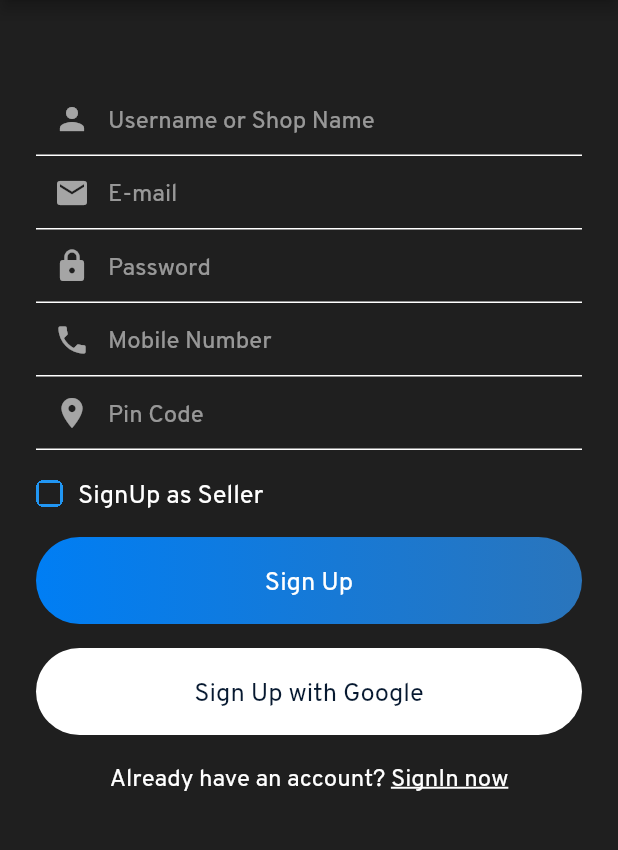
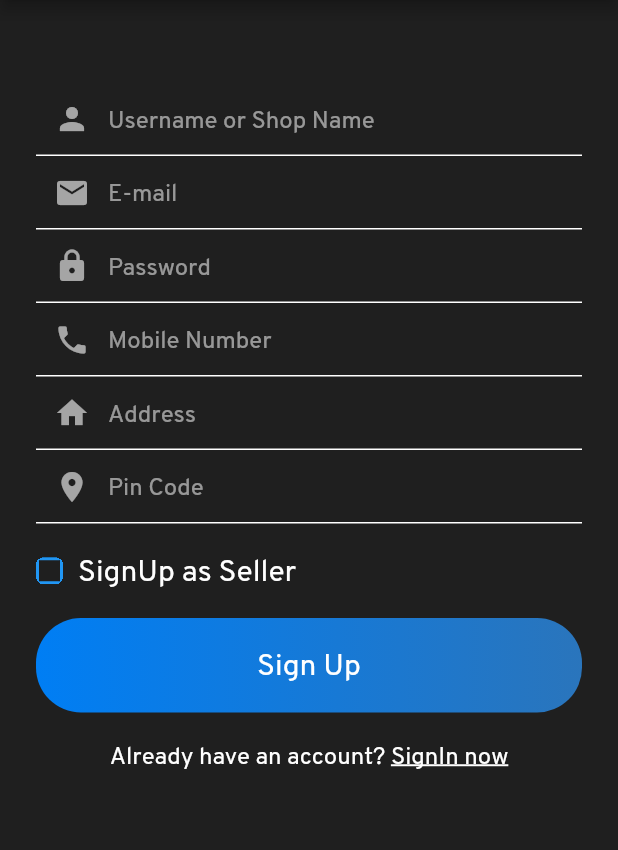
Before and after one commit to jatin527/E-Groceries, a Flutter app: the screen it shows after launch, after a tap on "Sign In", after a tap on "Register now", on a phone screen of 412 x 824 dp, the part 84-934 px from its top. Run offline on Flutter 3.47's test engine with Material 2 defaults, Android fonts, the phone set to English and light mode, and no system bars; our stand-ins replace cloud_firestore, email_validator, firebase_auth, google_fonts, google_sign_in, shared_preferences; accounts and stored records are empty; Roboto replaces fonts that are missing (Piedra).

Commit message:
ForgetPass Google signin

```diff
--- a/lib/views/signin.dart
+++ b/lib/views/signin.dart
@@ -74,6 +74,7 @@ class _SignInState extends State<SignIn> {
                 key: formKey,
                 child: ListView(
                   children: [
+
                     TextFormField(
                       style: simpleTextStyle(),
                       controller: emailEditingController,
@@ -148,27 +149,6 @@ class _SignInState extends State<SignIn> {
                     SizedBox(
                       height: 16,
                     ),
-                    GestureDetector(
-                      onTap: () async {
-                        await authService.signInWithGoogle(context);
-                      },
-                      child: Container(
-                        padding: EdgeInsets.symmetric(vertical: 16),
-                        decoration: BoxDecoration(
-                            borderRadius: BorderRadius.circular(30),
-                            color: Colors.white),
-                        width: MediaQuery.of(context).size.width,
-                        child: Text(
-                          "Sign In with Google",
-                          style: TextStyle(
-                              fontSize: 17, color: CustomTheme.textColor),
-                          textAlign: TextAlign.center,
-                        ),
-                      ),
-                    ),
-                    SizedBox(
-                      height: 16,
-                    ),
                     Row(
                       mainAxisAlignment: MainAxisAlignment.center,
                       children: [
--- a/lib/views/signup.dart
+++ b/lib/views/signup.dart
@@ -1,5 +1,4 @@
 import 'package:e_grocery/helper/helperfunctions.dart';
-import 'package:e_grocery/helper/theme.dart';
 import 'package:e_grocery/services/auth.dart';
 import 'package:e_grocery/services/database.dart';
 import 'package:e_grocery/views/chatrooms.dart';
@@ -21,6 +20,7 @@ class _SignUpState extends State<SignUp> {
   TextEditingController usernameEditingController = new TextEditingController();
   TextEditingController mobileEditingController = new TextEditingController();
   TextEditingController pincodeEditingController = new TextEditingController();
+  TextEditingController useraddressEditingController = new TextEditingController();
 
   AuthService authService = new AuthService();
   DatabaseMethods databaseMethods = new DatabaseMethods();
@@ -44,6 +44,7 @@ class _SignUpState extends State<SignUp> {
             "userPin": pincodeEditingController.text,
             "userNumber": mobileEditingController.text,
             "userName": usernameEditingController.text,
+            "userAddress":useraddressEditingController.text,
             "userEmail": emailEditingController.text,
             "isShop": isShop.toString()
           };
@@ -145,6 +146,16 @@ class _SignUpState extends State<SignUp> {
                       validator: validateMobile,
                     ),
                     TextFormField(
+                      style: simpleTextStyle(),
+                      controller: useraddressEditingController,
+                      validator: (val) {
+                        return val.isEmpty
+                            ? "Enter Address"
+                            : null;
+                      },
+                      decoration: textFieldInputDecoration("Address",iconic:Icons.home),
+                    ),
+                    TextFormField(
                         controller: pincodeEditingController,
                         style: simpleTextStyle(),
                         decoration: textFieldInputDecoration("Pin Code",iconic:Icons.location_on),
@@ -226,27 +237,6 @@ class _SignUpState extends State<SignUp> {
                     SizedBox(
                       height: 16,
                     ),
-                    GestureDetector(
-                      onTap: () {
-                        authService.signInWithGoogle(context);
-                      },
-                      child: Container(
-                        padding: EdgeInsets.symmetric(vertical: 16),
-                        decoration: BoxDecoration(
-                            borderRadius: BorderRadius.circular(30),
-                            color: Colors.white),
-                        width: MediaQuery.of(context).size.width,
-                        child: Text(
-                          "Sign Up with Google",
-                          style: TextStyle(
-                              fontSize: 17, color: CustomTheme.textColor),
-                          textAlign: TextAlign.center,
-                        ),
-                      ),
-                    ),
-                    SizedBox(
-                      height: 16,
-                    ),
                     Row(
                       mainAxisAlignment: MainAxisAlignment.center,
                       children: [
--- a/lib/widget/widget.dart
+++ b/lib/widget/widget.dart
@@ -29,5 +29,5 @@ TextStyle simpleTextStyle() {
 }
 
 TextStyle biggerTextStyle() {
-  return TextStyle(color: Colors.white, fontSize: 17);
+  return TextStyle(color: Colors.white, fontSize: 20);
 }
```
Also changed, not shown: lib/services/auth.dart (+1 -22 lines), lib/views/forgot_password.dart (+94 -1 lines), lib/views/search.dart (+5 -5 lines).
